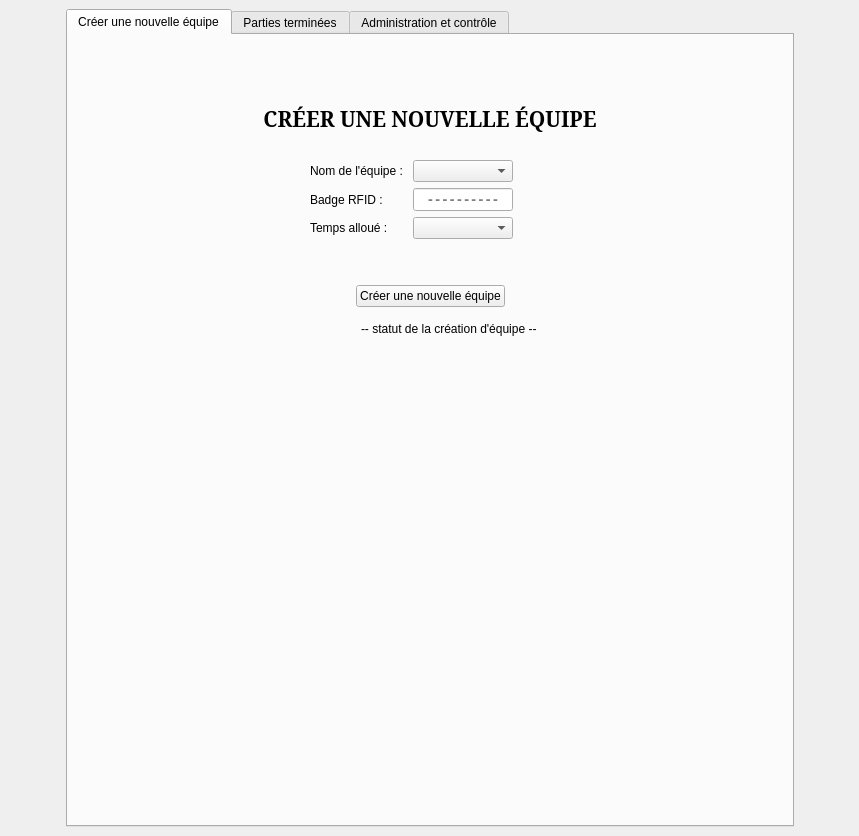
Above: thecubeivazio/cubegui/cubegui.ui from jwav/thecube-ivazio before the change. Below: the same form after it.
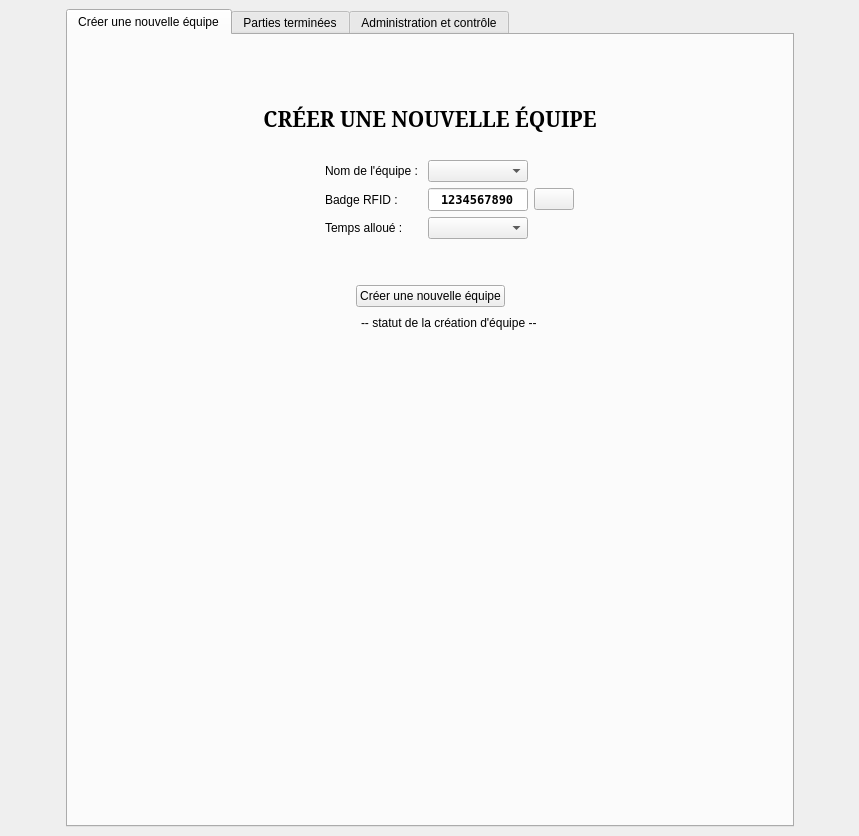
That is the form after the change. Icons and pictures are not drawn.

Commit message: finally sorted out the problem with the udp socket not properly listening and sending. still a problem between cubegui and the rest, though. the new team message doesnt seem to be received by the cubeserver

The edit to the form file:
```diff
--- a/thecubeivazio/cubegui/cubegui.ui
+++ b/thecubeivazio/cubegui/cubegui.ui
@@ -121,28 +121,7 @@
         </item>
         <item>
          <layout class="QGridLayout" name="gridLayout_6">
-          <item row="1" column="1">
-           <widget class="QLabel" name="lblCreateRfid">
-            <property name="text">
-             <string>Badge RFID : </string>
-            </property>
-           </widget>
-          </item>
-          <item row="0" column="2">
-           <widget class="QComboBox" name="comboCreateTeamName">
-            <property name="maxVisibleItems">
-             <number>20</number>
-            </property>
-           </widget>
-          </item>
-          <item row="2" column="2">
-           <widget class="QComboBox" name="comboCreateDuration">
-            <property name="maxVisibleItems">
-             <number>20</number>
-            </property>
-           </widget>
-          </item>
-          <item row="1" column="4">
+          <item row="1" column="5">
            <spacer name="horizontalSpacer_18">
             <property name="orientation">
              <enum>Qt::Horizontal</enum>
@@ -155,91 +134,126 @@
             </property>
            </spacer>
           </item>
-          <item row="1" column="2">
-           <widget class="QLineEdit" name="lineCreateRfid">
-            <property name="maximumSize">
-             <size>
-              <width>100</width>
-              <height>16777215</height>
-             </size>
-            </property>
-            <property name="font">
-             <font>
-              <family>DejaVu Sans Mono</family>
-              <weight>75</weight>
-              <bold>true</bold>
-             </font>
-            </property>
-            <property name="alignment">
-             <set>Qt::AlignCenter</set>
-            </property>
-            <property name="readOnly">
-             <bool>true</bool>
-            </property>
-            <property name="placeholderText">
-             <string>----------</string>
-            </property>
-           </widget>
-          </item>
-          <item row="0" column="1">
-           <widget class="QLabel" name="lblCreateTeamName">
-            <property name="text">
-             <string>Nom de l'équipe : </string>
+          <item row="2" column="3">
+           <widget class="QComboBox" name="comboCreateDuration">
+            <property name="maxVisibleItems">
+             <number>20</number>
             </property>
            </widget>
           </item>
           <item row="1" column="3">
-           <widget class="QPushButton" name="btnIconCreateRfidStatus">
-            <property name="enabled">
-             <bool>true</bool>
-            </property>
-            <property name="styleSheet">
-             <string notr="true">QPushButton {
-    background-color: none;
-    border: none;
-}
-QPushButton:pressed {
-    background-color: none;
-    border: none;
-}
-QPushButton:focus {
-    outline: none;
-}</string>
-            </property>
-            <property name="text">
-             <string/>
-            </property>
-            <property name="icon">
-             <iconset theme="error"/>
-            </property>
-            <property name="checkable">
-             <bool>false</bool>
-            </property>
-            <property name="flat">
-             <bool>true</bool>
-            </property>
-           </widget>
-          </item>
-          <item row="1" column="0">
-           <spacer name="horizontalSpacer_17">
-            <property name="orientation">
-             <enum>Qt::Horizontal</enum>
-            </property>
-            <property name="sizeHint" stdset="0">
+           <widget class="QLineEdit" name="lineCreateRfid">
+            <property name="maximumSize">
              <size>
-              <width>40</width>
-              <height>20</height>
+              <width>100</width>
+              <height>16777215</height>
              </size>
             </property>
-           </spacer>
+            <property name="font">
+             <font>
+              <family>DejaVu Sans Mono</family>
+              <weight>75</weight>
+              <bold>true</bold>
+             </font>
+            </property>
+            <property name="text">
+             <string>1234567890</string>
+            </property>
+            <property name="alignment">
+             <set>Qt::AlignCenter</set>
+            </property>
+            <property name="readOnly">
+             <bool>true</bool>
+            </property>
+            <property name="placeholderText">
+             <string>----------</string>
+            </property>
+           </widget>
           </item>
-          <item row="2" column="1">
+          <item row="2" column="2">
            <widget class="QLabel" name="lblCreateAllocatedTime">
             <property name="text">
              <string>Temps alloué : </string>
             </property>
            </widget>
           </item>
+          <item row="0" column="3">
+           <widget class="QComboBox" name="comboCreateTeamName">
+            <property name="maxVisibleItems">
+             <number>20</number>
+            </property>
+           </widget>
+          </item>
+          <item row="0" column="2">
+           <widget class="QLabel" name="lblCreateTeamName">
+            <property name="text">
+             <string>Nom de l'équipe : </string>
+            </property>
+           </widget>
+          </item>
+          <item row="1" column="2">
+           <widget class="QLabel" name="lblCreateRfid">
+            <property name="text">
+             <string>Badge RFID : </string>
+            </property>
+           </widget>
+          </item>
+          <item row="1" column="0">
+           <spacer name="horizontalSpacer_17">
+            <property name="orientation">
+             <enum>Qt::Horizontal</enum>
+            </property>
+            <property name="sizeHint" stdset="0">
+             <size>
+              <width>40</width>
+              <height>20</height>
+             </size>
+            </property>
+           </spacer>
+          </item>
+          <item row="1" column="1">
+           <widget class="QPushButton" name="btnIconCreateRfidStatus">
+            <property name="enabled">
+             <bool>true</bool>
+            </property>
+            <property name="styleSheet">
+             <string notr="true">QPushButton {
+    background-color: none;
+    border: none;
+}
+QPushButton:pressed {
+    background-color: none;
+    border: none;
+}
+QPushButton:focus {
+    outline: none;
+}</string>
+            </property>
+            <property name="text">
+             <string/>
+            </property>
+            <property name="icon">
+             <iconset theme="error">
+              <normaloff>.</normaloff>.</iconset>
+            </property>
+            <property name="checkable">
+             <bool>false</bool>
+            </property>
+            <property name="flat">
+             <bool>true</bool>
+            </property>
+           </widget>
+          </item>
+          <item row="1" column="4">
+           <widget class="QPushButton" name="btnCreateRfidClear">
+            <property name="text">
+             <string/>
+            </property>
+            <property name="icon">
+             <iconset theme="edit-clear"/>
+            </property>
+           </widget>
+          </item>
          </layout>
         </item>
         <item>
@@ -311,32 +325,36 @@
            </spacer>
           </item>
           <item>
-           <widget class="QLabel" name="lblCreateStatusIcon">
-            <property name="minimumSize">
-             <size>
-              <width>32</width>
-              <height>32</height>
-             </size>
+           <widget class="QPushButton" name="btnIconCreateNewTeamStatus">
+            <property name="enabled">
+             <bool>true</bool>
             </property>
-            <property name="maximumSize">
-             <size>
-              <width>32</width>
-              <height>32</height>
-             </size>
+            <property name="styleSheet">
+             <string notr="true">QPushButton {
+    background-color: none;
+    border: none;
+}
+QPushButton:pressed {
+    background-color: none;
+    border: none;
+}
+QPushButton:focus {
+    outline: none;
+}</string>
             </property>
             <property name="text">
              <string/>
             </property>
-            <property name="pixmap">
-             <pixmap>../../../../../home/vee/.designer/resources/cubegui_status_none.png</pixmap>
+            <property name="checkable">
+             <bool>false</bool>
             </property>
-            <property name="margin">
-             <number>5</number>
+            <property name="flat">
+             <bool>true</bool>
             </property>
            </widget>
           </item>
           <item>
-           <widget class="QLabel" name="lblCreateStatusText">
+           <widget class="QLabel" name="lblCreateNewTeamStatusText">
             <property name="text">
              <string>-- statut de la création d'équipe --</string>
             </property>
@@ -796,7 +814,8 @@
              <string>Imprimer</string>
             </property>
             <property name="icon">
-             <iconset theme="print"/>
+             <iconset theme="print">
+              <normaloff>.</normaloff>.</iconset>
             </property>
            </widget>
           </item>
```
The commit also changes 29 other files.
